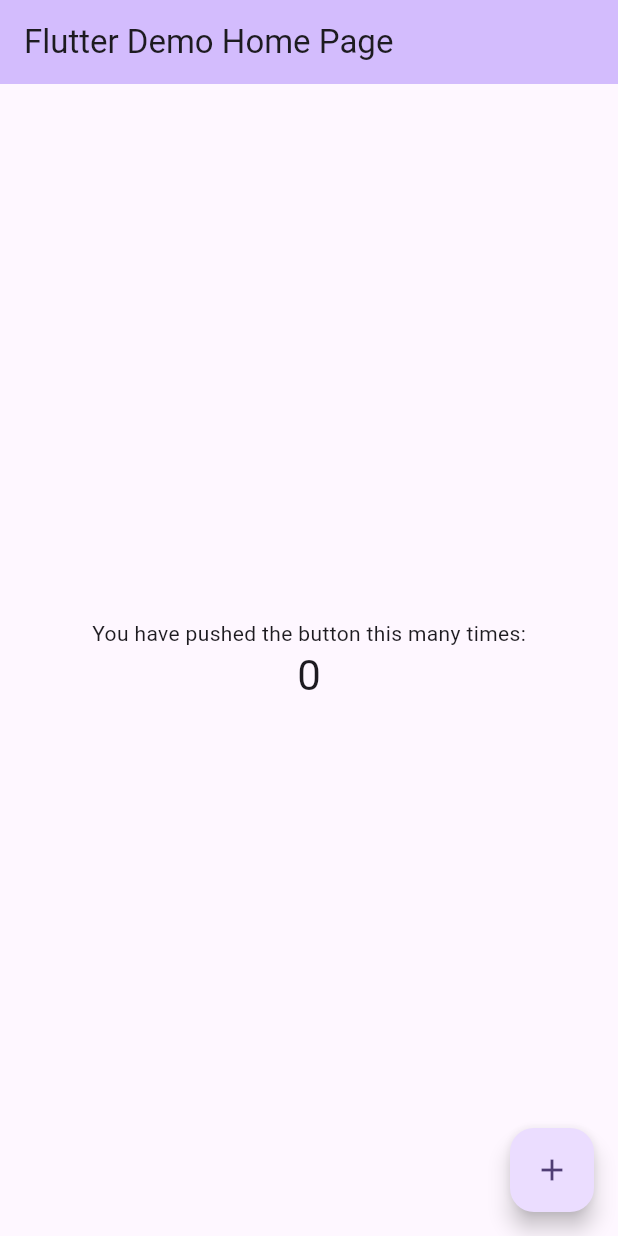
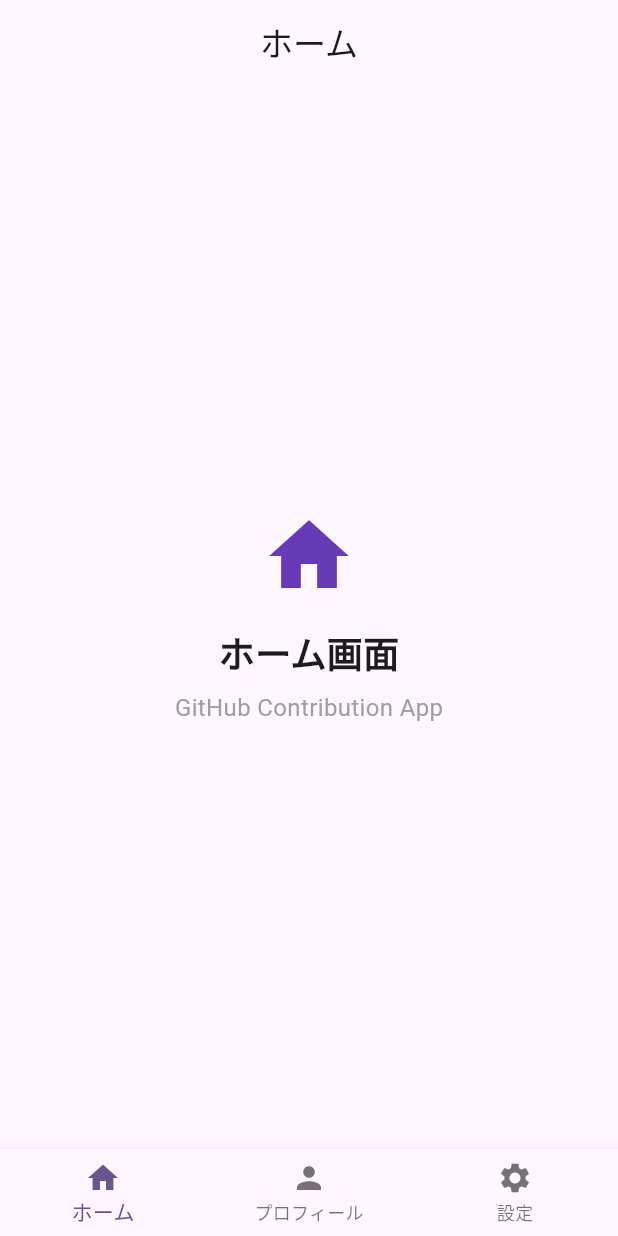
Before and after one commit to shimano-yuuki/git_hub_cotribution_app, a Flutter app: the screen it shows after launch, on a phone screen of 412 x 824 dp. Run offline on Flutter 3.47's test engine with Material 3 defaults, Android fonts, the phone set to English and light mode, and no system bars; our stand-ins replace go_router.

Commit message:
feature_firstでディレクトリ修正

```diff
--- /dev/null
+++ b/lib/app.dart
@@ -0,0 +1,18 @@
+import 'package:flutter/material.dart';
+import 'core/router/app_router.dart';
+import 'core/theme/app_theme.dart';
+
+class App extends StatelessWidget {
+  const App({super.key});
+
+  @override
+  Widget build(BuildContext context) {
+    return MaterialApp.router(
+      title: 'GitHub Contribution App',
+      theme: AppTheme.lightTheme,
+      darkTheme: AppTheme.darkTheme,
+      themeMode: ThemeMode.system,
+      routerConfig: appRouter,
+    );
+  }
+}
--- /dev/null
+++ b/lib/core/router/app_router.dart
@@ -0,0 +1,33 @@
+import 'package:go_router/go_router.dart';
+import '../../features/home/presentation/screens/home_screen.dart';
+import '../../features/profile/presentation/screens/profile_screen.dart';
+import '../../features/settings/presentation/screens/settings_screen.dart';
+import '../../shared/widgets/main_navigation.dart';
+
+final GoRouter appRouter = GoRouter(
+  initialLocation: '/home',
+  routes: [
+    ShellRoute(
+      builder: (context, state, child) {
+        return MainNavigation(child: child);
+      },
+      routes: [
+        GoRoute(
+          path: '/home',
+          name: 'home',
+          builder: (context, state) => const HomeScreen(),
+        ),
+        GoRoute(
+          path: '/profile',
+          name: 'profile',
+          builder: (context, state) => const ProfileScreen(),
+        ),
+        GoRoute(
+          path: '/settings',
+          name: 'settings',
+          builder: (context, state) => const SettingsScreen(),
+        ),
+      ],
+    ),
+  ],
+);
--- /dev/null
+++ b/lib/core/theme/app_theme.dart
@@ -0,0 +1,35 @@
+import 'package:flutter/material.dart';
+
+class AppTheme {
+  static ThemeData get lightTheme {
+    return ThemeData(
+      useMaterial3: true,
+      colorScheme: ColorScheme.fromSeed(
+        seedColor: Colors.deepPurple,
+        brightness: Brightness.light,
+      ),
+      appBarTheme: const AppBarTheme(centerTitle: true, elevation: 0),
+      bottomNavigationBarTheme: const BottomNavigationBarThemeData(
+        type: BottomNavigationBarType.fixed,
+        showSelectedLabels: true,
+        showUnselectedLabels: true,
+      ),
+    );
+  }
+
+  static ThemeData get darkTheme {
+    return ThemeData(
+      useMaterial3: true,
+      colorScheme: ColorScheme.fromSeed(
+        seedColor: Colors.deepPurple,
+        brightness: Brightness.dark,
+      ),
+      appBarTheme: const AppBarTheme(centerTitle: true, elevation: 0),
+      bottomNavigationBarTheme: const BottomNavigationBarThemeData(
+        type: BottomNavigationBarType.fixed,
+        showSelectedLabels: true,
+        showUnselectedLabels: true,
+      ),
+    );
+  }
+}
--- /dev/null
+++ b/lib/features/home/presentation/screens/home_screen.dart
@@ -0,0 +1,42 @@
+import 'package:flutter/material.dart';
+
+class HomeScreen extends StatelessWidget {
+  const HomeScreen({super.key});
+
+  @override
+  Widget build(BuildContext context) {
+    return Scaffold(
+      appBar: AppBar(
+        title: const Text('ホーム'),
+      ),
+      body: const Center(
+        child: Column(
+          mainAxisAlignment: MainAxisAlignment.center,
+          children: [
+            Icon(
+              Icons.home,
+              size: 64,
+              color: Colors.deepPurple,
+            ),
+            SizedBox(height: 16),
+            Text(
+              'ホーム画面',
+              style: TextStyle(
+                fontSize: 24,
+                fontWeight: FontWeight.bold,
+              ),
+            ),
+            SizedBox(height: 8),
+            Text(
+              'GitHub Contribution App',
+              style: TextStyle(
+                fontSize: 16,
+                color: Colors.grey,
+              ),
+            ),
+          ],
+        ),
+      ),
+    );
+  }
+}
--- a/lib/main.dart
+++ b/lib/main.dart
@@ -1,66 +1,6 @@
 import 'package:flutter/material.dart';
+import 'app.dart';
 
 void main() {
-  runApp(const MyApp());
+  runApp(const App());
 }
-
-class MyApp extends StatelessWidget {
-  const MyApp({super.key});
-
-  @override
-  Widget build(BuildContext context) {
-    return MaterialApp(
-      title: 'Flutter Demo',
-      theme: ThemeData(
-        colorScheme: ColorScheme.fromSeed(seedColor: Colors.deepPurple),
-      ),
-      home: const MyHomePage(title: 'Flutter Demo Home Page'),
-    );
-  }
-}
-
-class MyHomePage extends StatefulWidget {
-  const MyHomePage({super.key, required this.title});
-
-  final String title;
-
-  @override
-  State<MyHomePage> createState() => _MyHomePageState();
-}
-
-class _MyHomePageState extends State<MyHomePage> {
-  int _counter = 0;
-
-  void _incrementCounter() {
-    setState(() {
-      _counter++;
-    });
-  }
-
-  @override
-  Widget build(BuildContext context) {
-    return Scaffold(
-      appBar: AppBar(
-        backgroundColor: Theme.of(context).colorScheme.inversePrimary,
-        title: Text(widget.title),
-      ),
-      body: Center(
-        child: Column(
-          mainAxisAlignment: MainAxisAlignment.center,
-          children: [
-            const Text('You have pushed the button this many times:'),
-            Text(
-              '$_counter',
-              style: Theme.of(context).textTheme.headlineMedium,
-            ),
-          ],
-        ),
-      ),
-      floatingActionButton: FloatingActionButton(
-        onPressed: _incrementCounter,
-        tooltip: 'Increment',
-        child: const Icon(Icons.add),
-      ),
-    );
-  }
-}
--- /dev/null
+++ b/lib/shared/widgets/main_navigation.dart
@@ -0,0 +1,66 @@
+import 'package:flutter/material.dart';
+import 'package:go_router/go_router.dart';
+
+class MainNavigation extends StatefulWidget {
+  final Widget child;
+
+  const MainNavigation({
+    super.key,
+    required this.child,
+  });
+
+  @override
+  State<MainNavigation> createState() => _MainNavigationState();
+}
+
+class _MainNavigationState extends State<MainNavigation> {
+  void _onItemTapped(int index) {
+    switch (index) {
+      case 0:
+        context.go('/home');
+        break;
+      case 1:
+        context.go('/profile');
+        break;
+      case 2:
+        context.go('/settings');
+        break;
+    }
+  }
+
+  @override
+  Widget build(BuildContext context) {
+    final location = GoRouterState.of(context).uri.path;
+
+    int currentIndex = 0;
+    if (location == '/home') {
+      currentIndex = 0;
+    } else if (location == '/profile') {
+      currentIndex = 1;
+    } else if (location == '/settings') {
+      currentIndex = 2;
+    }
+
+    return Scaffold(
+      body: widget.child,
+      bottomNavigationBar: BottomNavigationBar(
+        currentIndex: currentIndex,
+        onTap: _onItemTapped,
+        items: const [
+          BottomNavigationBarItem(
+            icon: Icon(Icons.home),
+            label: 'ホーム',
+          ),
+          BottomNavigationBarItem(
+            icon: Icon(Icons.person),
+            label: 'プロフィール',
+          ),
+          BottomNavigationBarItem(
+            icon: Icon(Icons.settings),
+            label: '設定',
+          ),
+        ],
+      ),
+    );
+  }
+}
--- a/pubspec.yaml
+++ b/pubspec.yaml
@@ -34,6 +34,9 @@ dependencies:
   # The following adds the Cupertino Icons font to your application.
   # Use with the CupertinoIcons class for iOS style icons.
   cupertino_icons: ^1.0.8
+
+  # ルーティング
+  go_router: ^14.0.0
 
 dev_dependencies:
   flutter_test:
```
Also changed, not shown: lib/features/profile/presentation/screens/profile_screen.dart (added, +42 -0 lines), lib/features/settings/presentation/screens/settings_screen.dart (added, +42 -0 lines), pubspec.lock.
